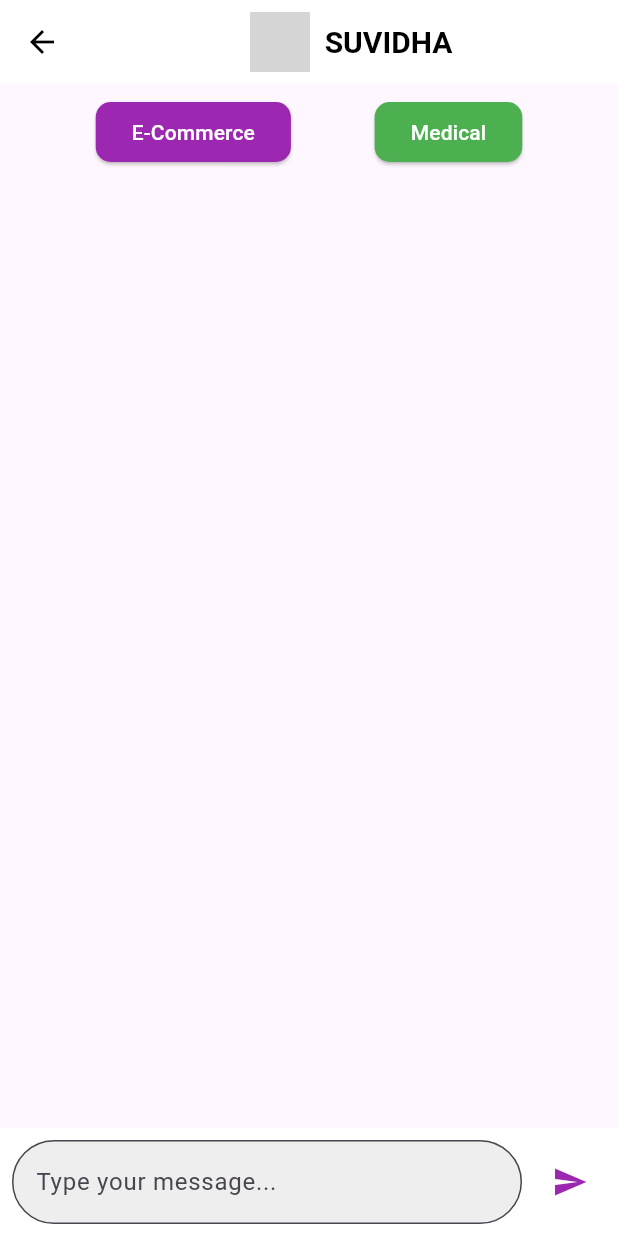
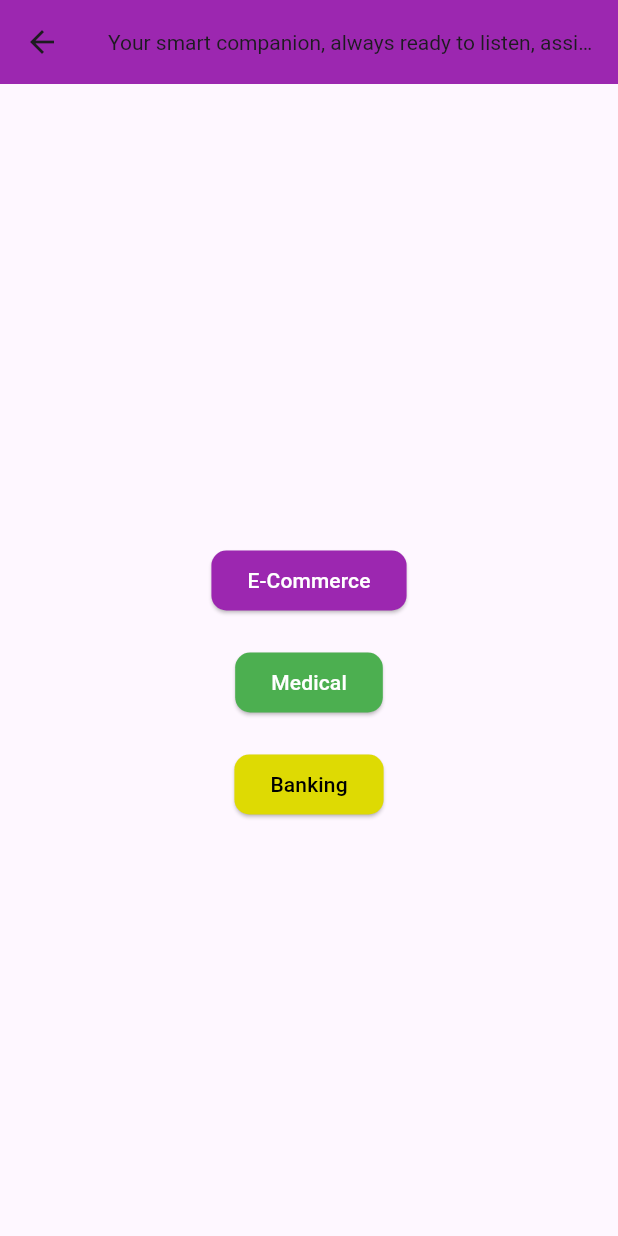
Before and after one commit to AshmitaIndra/Chatbot, a Flutter app: the screen it shows after launch, after a tap on "Next", on a phone screen of 412 x 824 dp. Run offline on Flutter 3.47's test engine with Material 3 defaults, Android fonts, the light colour scheme and no system bars; grey boxes are pictures that could not be loaded.

Commit message:
buttonpg

```diff
--- /dev/null
+++ b/lib/buttonpage.dart
@@ -0,0 +1,86 @@
+import 'package:flutter/material.dart';
+import 'chat1.dart';
+
+
+class ButtonPage extends StatelessWidget {
+  const ButtonPage({super.key});
+
+  @override
+  Widget build(BuildContext context) {
+    return Scaffold(
+      appBar: AppBar(
+        title: const Text(
+          'Your smart companion, always ready to listen, assist, and simplify your day!',
+          style: TextStyle(fontSize: 14),
+        ),
+        backgroundColor: Colors.purple,
+      ),
+      body: Center(
+        child: Column(
+          mainAxisAlignment: MainAxisAlignment.center,
+          children: [
+
+
+            const SizedBox(height: 30),
+            ElevatedButton(
+              style: ElevatedButton.styleFrom(
+                backgroundColor: Colors.purple,
+                shape: RoundedRectangleBorder(
+                  borderRadius: BorderRadius.circular(10),
+                ),
+              ),
+              onPressed: () {
+                Navigator.push(
+                  context,
+                  MaterialPageRoute(builder: (context) => const Chat1Pg()),
+                );
+              },
+              child: const Text(
+                "E-Commerce",
+                style: TextStyle(color: Colors.white),
+              ),
+            ),
+            const SizedBox(height: 20),
+            ElevatedButton(
+              style: ElevatedButton.styleFrom(
+                backgroundColor: Colors.green,
+                shape: RoundedRectangleBorder(
+                  borderRadius: BorderRadius.circular(10),
+                ),
+              ),
+              onPressed: () {
+                Navigator.push(
+                  context,
+                  MaterialPageRoute(builder: (context) => const Chat1Pg()),
+                );
+              },
+              child: const Text(
+                "Medical",
+                style: TextStyle(color: Colors.white),
+              ),
+            ),
+            const SizedBox(height: 20),
+            ElevatedButton(
+              style: ElevatedButton.styleFrom(
+                backgroundColor: const Color.fromARGB(255, 222, 218, 3),
+                shape: RoundedRectangleBorder(
+                  borderRadius: BorderRadius.circular(10),
+                ),
+              ),
+              onPressed: () {
+                Navigator.push(
+                  context,
+                  MaterialPageRoute(builder: (context) => const Chat1Pg()),
+                );
+              },
+              child: const Text(
+                "Banking",
+                style: TextStyle(color: Colors.black),
+              ),
+            ),
+          ],
+        ),
+      ),
+    );
+  }
+}
--- a/lib/chat1.dart
+++ b/lib/chat1.dart
@@ -44,54 +44,6 @@ class _ChatPgState extends State<Chat1Pg> {
       ),
       body: Column(
         children: [
-          Padding(
-            padding: const EdgeInsets.all(8.0),
-            child: Row(
-              mainAxisAlignment: MainAxisAlignment.spaceEvenly,
-              children: [
-                ElevatedButton(
-                  style: ElevatedButton.styleFrom(
-                    backgroundColor: Colors.purple,
-                    shape: RoundedRectangleBorder(
-                      borderRadius: BorderRadius.circular(10),
-                    ),
-                  ),
-                  onPressed: () {
-                    setState(() {
-                      messages.clear();
-                    });
-                    ScaffoldMessenger.of(context).showSnackBar(
-                      const SnackBar(content: Text('E-Commerce button pressed')),
-                    );
-                  },
-                  child: const Text(
-                    "E-Commerce",
-                    style: TextStyle(color: Colors.white),
-                  ),
-                ),
-                ElevatedButton(
-                  style: ElevatedButton.styleFrom(
-                    backgroundColor: Colors.green,
-                    shape: RoundedRectangleBorder(
-                      borderRadius: BorderRadius.circular(10),
-                    ),
-                  ),
-                  onPressed: () {
-                    setState(() {
-                      messages.clear();
-                    });
-                    ScaffoldMessenger.of(context).showSnackBar(
-                      const SnackBar(content: Text('Medical button pressed')),
-                    );
-                  },
-                  child: const Text(
-                    "Medical",
-                    style: TextStyle(color: Colors.white),
-                  ),
-                ),
-              ],
-            ),
-          ),
           Expanded(
             child: ListView.builder(
               reverse: true,
--- a/lib/home.dart
+++ b/lib/home.dart
@@ -1,12 +1,12 @@
 import 'package:flutter/material.dart';
 import 'chat1.dart';
+import 'buttonpage.dart';
 class Home1 extends StatelessWidget {
   const Home1({super.key});
 
   @override
   Widget build(BuildContext context) {
     return Scaffold(
-
       body: Center(
         child: Padding(
           padding: const EdgeInsets.symmetric(horizontal: 20.0),
@@ -39,8 +39,8 @@ class Home1 extends StatelessWidget {
               const SizedBox(height: 30),
               ElevatedButton(
                 onPressed: () {
-                   Navigator.pushNamed(context, '/chatpg');
 
+                  Navigator.pushNamed(context, '/buttonpage');
                 },
                 style: ElevatedButton.styleFrom(
                   backgroundColor: Colors.purple,
--- a/lib/main.dart
+++ b/lib/main.dart
@@ -2,6 +2,7 @@ import 'package:flutter/material.dart';
 import 'splash.dart';
 import 'home.dart';
 import 'chat1.dart';
+import 'buttonpage.dart';
 
 void main() {
   runApp(const MyApp());
@@ -18,6 +19,7 @@ class MyApp extends StatelessWidget {
       routes: {
         '/home1': (context) => const Home1(),
         '/chatpg': (context) => const Chat1Pg(),
+        '/buttonpage': (context) => const ButtonPage(),
       },
     );
   }
--- a/pubspec.yaml
+++ b/pubspec.yaml
@@ -28,6 +28,7 @@ environment:
 # the latest version available on pub.dev. To see which dependencies have newer
 # versions available, run `flutter pub outdated`.
 dependencies:
+
   flutter:
     sdk: flutter
 
@@ -35,6 +36,7 @@ dependencies:
   # The following adds the Cupertino Icons font to your application.
   # Use with the CupertinoIcons class for iOS style icons.
   cupertino_icons: ^1.0.8
+  lottie: ^2.3.2
 
 dev_dependencies:
   flutter_test:
@@ -62,6 +64,8 @@ flutter:
   assets:
     - assets\robot.png
     - assets\robo.png
+    - assets\Screenshot 2025-01-21 225536.png
+
   #   - images/a_dot_ham.jpeg
 
   # An image asset can refer to one or more resolution-specific "variants", see
```
Also changed, not shown: pubspec.lock.
